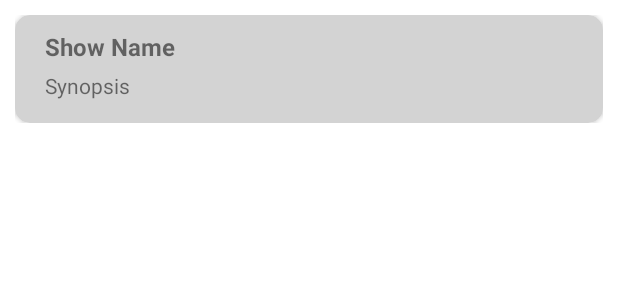
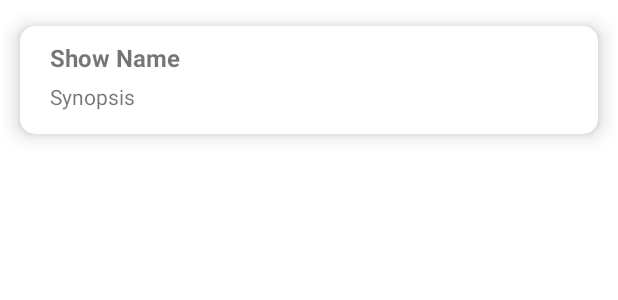
Before and after one commit to alexisechano/Next-Show, an Android app: the layout item_show.xml on its own in the app's theme, with its tools: preview values and no code run, on a phone screen of 412 x 824 dp. Shown: the top 300 px of the screen. Run offline under Robolectric (Android 15) with nearby library versions, the phone set to English and light mode, and no system bars.

Commit message:
Minor aesthetic improvement and set up for images

```diff
--- a/app/src/main/java/com/example/next_show/adapters/ShowAdapter.java
+++ b/app/src/main/java/com/example/next_show/adapters/ShowAdapter.java
@@ -5,6 +5,7 @@ import android.os.Bundle;
 import android.view.LayoutInflater;
 import android.view.View;
 import android.view.ViewGroup;
+import android.widget.ImageView;
 import android.widget.TextView;
 
 import androidx.annotation.NonNull;
@@ -63,6 +64,7 @@ public class ShowAdapter extends RecyclerView.Adapter<ShowAdapter.ViewHolder> {
         // view elements
         private TextView tvShowBody;
         private TextView tvShowTitle;
+        private ImageView ivCardImage;
         private NavigationInterface navigator;
 
         public ViewHolder(@NonNull View itemView, NavigationInterface navigator) {
@@ -80,6 +82,7 @@ public class ShowAdapter extends RecyclerView.Adapter<ShowAdapter.ViewHolder> {
             // find them in the layout
             tvShowTitle = itemView.findViewById(R.id.tvShowTitle);
             tvShowBody = itemView.findViewById(R.id.tvShowBody);
+            ivCardImage = itemView.findViewById(R.id.ivCardImage);
         }
 
         // when the user clicks on a show, show details
@@ -102,6 +105,8 @@ public class ShowAdapter extends RecyclerView.Adapter<ShowAdapter.ViewHolder> {
             // bind the show data to the view elements
             tvShowTitle.setText(show.getTitle());
             tvShowBody.setText(show.getOverview());
+
+            // Glide.with(getContext()).load(show.getImageUrl()).into(ivCardImage);
         }
     }
 }
--- a/app/src/main/java/com/example/next_show/models/Show.java
+++ b/app/src/main/java/com/example/next_show/models/Show.java
@@ -33,7 +33,7 @@ public class Show extends ParseObject implements Parcelable {
     public static final String KEY_USER = "user";
     public static final String KEY_RATING = "userRating";
     public static final String KEY_GENRES = "genres"; // list
-    public static final String KEY_IMAGE = "image"; // TODO: not used yet until API call is fixed
+    public static final String KEY_IMAGE = "imageUrl"; // TODO: not used yet until API call is fixed
 
     // empty constructor
     public Show() { }
@@ -191,6 +191,14 @@ public class Show extends ParseObject implements Parcelable {
         saveInBackground();
     }
 
+    public String getParseImage() {
+        return getString(KEY_IMAGE);
+    }
+
+    public void setParseImage(String img) {
+        put(KEY_IMAGE, img);
+    }
+
     public ParseUser getParseUser() {
         return getParseUser(KEY_USER);
     }
@@ -206,6 +214,7 @@ public class Show extends ParseObject implements Parcelable {
         setParseTVID(id);
         setParseNetwork(network);
         setParseYearAired(year_aired);
+        setParseImage(imageUrl); // make sure this is not null
         setParseUser(currUser);
 
         // null check before adding to Parse since Parse does not accept null strings
@@ -216,6 +225,4 @@ public class Show extends ParseObject implements Parcelable {
         setParseUserLiked(liked);
         setParseGenres(genres);
     }
-
-    // TODO: Add image file for Parse
 }
--- a/app/src/main/res/layout/item_show.xml
+++ b/app/src/main/res/layout/item_show.xml
@@ -4,22 +4,29 @@
     xmlns:tools="http://schemas.android.com/tools"
     android:layout_width="match_parent"
     android:layout_height="wrap_content"
-    android:layout_margin="10dp">
+    android:layout_margin="2dp">
 
     <androidx.cardview.widget.CardView
         android:id="@+id/card_view"
         android:layout_width="match_parent"
         android:layout_height="wrap_content"
         android:layout_gravity="center"
-        app:cardBackgroundColor="#D3D3D3"
-        app:cardCornerRadius="10dp">
+        app:cardBackgroundColor="@color/white"
+        app:cardCornerRadius="10dp"
+        app:cardElevation="8dp"
+        app:cardUseCompatPadding="true">
 
-        <RelativeLayout xmlns:android="http://schemas.android.com/apk/res/android"
-            xmlns:app="http://schemas.android.com/apk/res-auto"
-            xmlns:tools="http://schemas.android.com/tools"
+        <RelativeLayout
             android:layout_width="match_parent"
             android:layout_height="wrap_content"
             android:layout_margin="10dp">
+
+            <ImageView
+                android:id="@+id/ivCardImage"
+                android:layout_width="100dp"
+                android:layout_height="50dp"
+                android:layout_alignParentEnd="true"
+                android:layout_marginEnd="0dp" />
 
             <TextView
                 android:id="@+id/tvShowTitle"
@@ -38,7 +45,9 @@
                 android:layout_marginStart="10dp"
                 android:layout_marginTop="5dp"
                 android:layout_marginBottom="5dp"
-                android:text="Synopsis" />
+                android:text="Synopsis"
+                android:ellipsize="end"
+                android:maxLines="4"/>
 
         </RelativeLayout>
 
```
